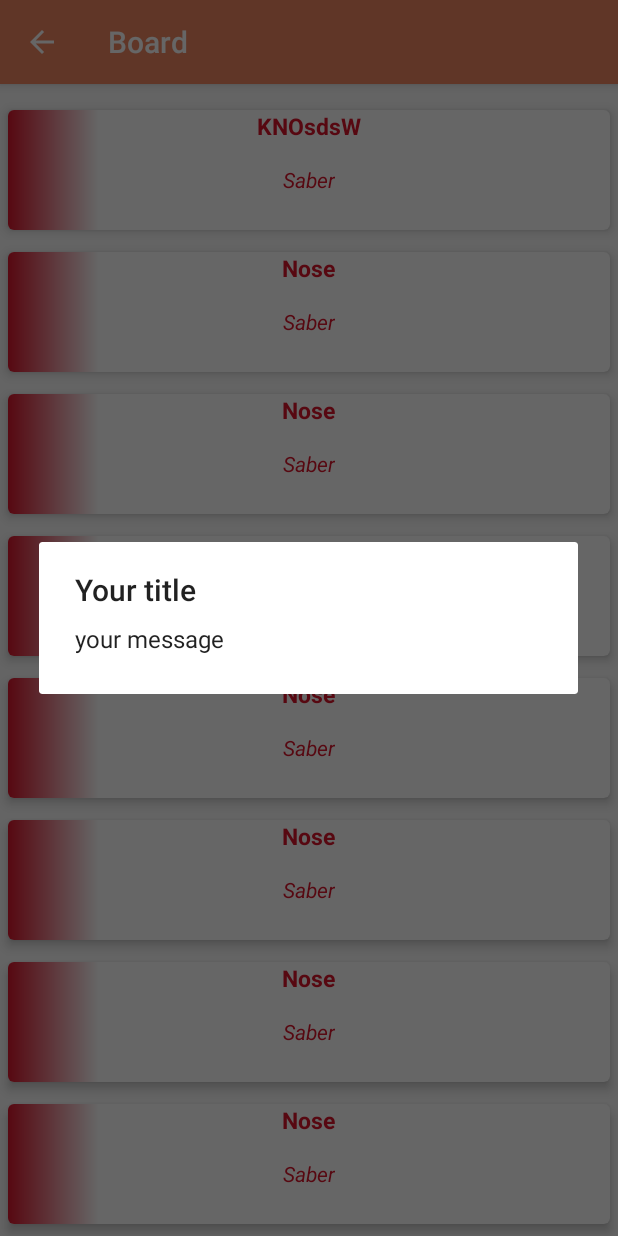
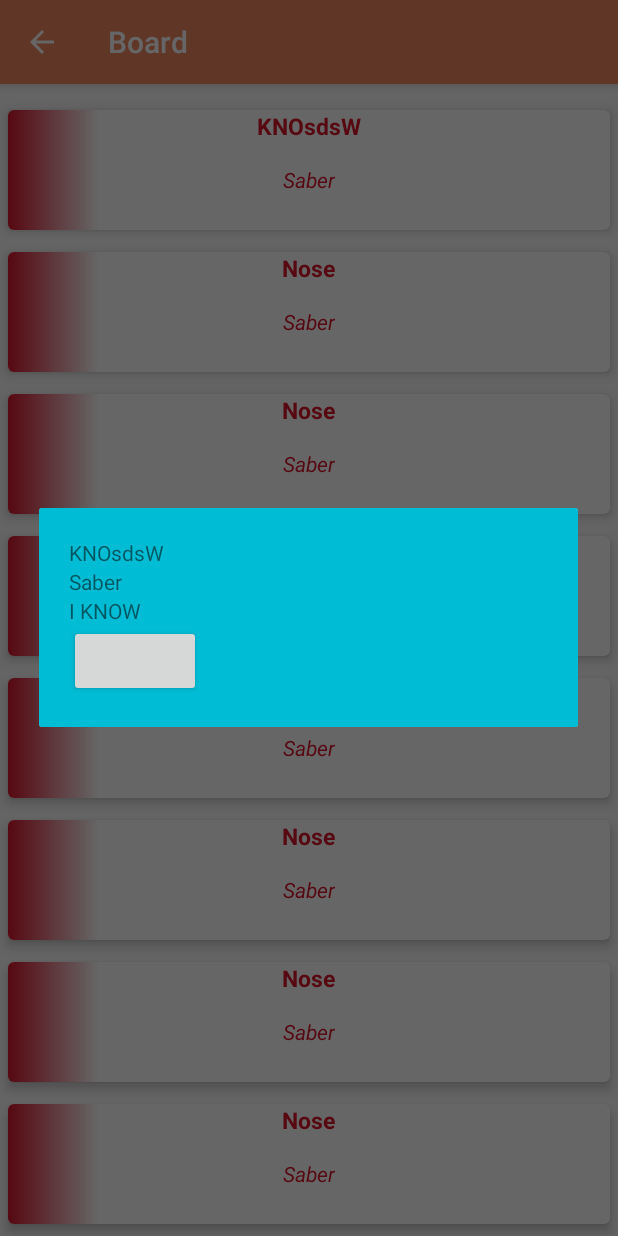
Before and after one commit to Uriel281198/appvocabulary, an Android app: the BoardActivity screen opened directly, with no data from a screen before it, after a tap on "KNOsdsW", on a phone screen of 412 x 824 dp. Run offline under Robolectric (Android 15) with nearby library versions, the phone set to English and light mode, and no system bars; pictures from the network do not load.

Commit message:
Clean Code

```diff
--- a/app/src/main/java/sooyer/developer/com/palabrasandwords/Adapters/BoardAdapter.java
+++ b/app/src/main/java/sooyer/developer/com/palabrasandwords/Adapters/BoardAdapter.java
@@ -1,6 +1,7 @@
 package sooyer.developer.com.palabrasandwords.Adapters;
 import android.content.Context;
 import android.content.Intent;
+import android.media.AudioAttributes;
 import android.media.AudioManager;
 import android.media.MediaPlayer;
 import android.media.SoundPool;
@@ -10,6 +11,7 @@ import android.support.v7.widget.RecyclerView;
 import android.view.LayoutInflater;
 import android.view.View;
 import android.view.ViewGroup;
+import android.widget.Button;
 import android.widget.TextView;
 import android.widget.Toast;
 
@@ -24,7 +26,7 @@ import sooyer.developer.com.palabrasandwords.R;
 public class BoardAdapter extends RecyclerView.Adapter<BoardAdapter.BoardViewHolder> {
     private Context nCtx;
     private List<Board> BoardList;
-    SoundPool soundPool;
+    SoundPool sp;
     int audio [ ] = {R.raw.sound,R.raw.sound_short};
     int sonido;
     ItemClickListener itemClickListener;
@@ -33,9 +35,7 @@ public class BoardAdapter extends RecyclerView.Adapter<BoardAdapter.BoardViewHol
     public BoardAdapter(Context nCtx, List<Board> boardList) {
         this.nCtx = nCtx;
         this.BoardList = boardList;
-        soundPool = new SoundPool.Builder()
-                .setMaxStreams(10)
-                .build();
+
 
     }
 
@@ -51,16 +51,43 @@ public class BoardAdapter extends RecyclerView.Adapter<BoardAdapter.BoardViewHol
         final Board board = BoardList.get(position);
         holder.name.setText(board.getPalabra());
         holder.traduccion.setText(board.getTraduccion());
+        final LayoutInflater inflater = LayoutInflater.from(nCtx);
         holder.setItemClickListener(new ItemClickListener() {
             @Override
             public void onClick(View view, int position) {
-                AlertDialog.Builder alertdialog = new AlertDialog.Builder(nCtx);
-                alertdialog.setTitle("Your title");
-                alertdialog.setMessage("your message ");
+                AlertDialog.Builder mbuilder = new AlertDialog.Builder(nCtx);
+                View vista = inflater.inflate(R.layout.dialog_board,null);
+                mbuilder.setView(vista);
+                final AlertDialog dialog = mbuilder.create();
+                dialog.show();
+                TextView txtp =  vista.findViewById(R.id.txtpalabra_board);
+                TextView txtt =  vista.findViewById(R.id.txttraduccion_board);
+                TextView txte =  vista.findViewById(R.id.txtejemplo_board);
+                Button btn = vista.findViewById(R.id.btn_sound);
+                txtp.setText(board.getPalabra());
+                txtt.setText(board.getTraduccion());
+                txte.setText(board.getEjemplo());
+
+                AudioAttributes audioAttributes = new AudioAttributes.Builder()
+                        .setUsage(AudioAttributes.USAGE_ASSISTANCE_SONIFICATION)
+                        .setContentType(AudioAttributes.CONTENT_TYPE_SONIFICATION)
+                        .build();
+
+                sp = new SoundPool.Builder()
+                        .setMaxStreams(10)
+                        .build();
+
+                sonido = sp.load(nCtx,board.getAudio(),1);
+
+                btn.setOnClickListener(new View.OnClickListener() {
+                    @Override
+                    public void onClick(View v) {
+                        Toast.makeText(nCtx, "gig", Toast.LENGTH_SHORT).show();
+                        sp.play(sonido,1,1,1,1,1);
+                    }
+                });
 
 
-                AlertDialog dialog = alertdialog.create();
-                dialog.show();
 /*
                 Intent go_detail = new Intent(nCtx, DetailBoardActivity.class);
                 go_detail.putExtra("wo",board.getPalabra());
@@ -75,7 +102,7 @@ public class BoardAdapter extends RecyclerView.Adapter<BoardAdapter.BoardViewHol
     }
     public int  musica(){
         int audio [ ] = {R.raw.sound,R.raw.sound_short};
-        int sonido = soundPool.load(nCtx,audio[0],1);
+
         return  sonido;
     }
     //Toast.makeText(nCtx, "clicked"+position, Toast.LENGTH_SHORT).show();
--- /dev/null
+++ b/app/src/main/res/layout/dialog_board.xml
@@ -0,0 +1,35 @@
+<?xml version="1.0" encoding="utf-8"?>
+<LinearLayout xmlns:android="http://schemas.android.com/apk/res/android"
+    android:orientation="vertical" android:layout_width="match_parent"
+    android:layout_height="match_parent"
+    android:padding="20dp"
+
+    android:background="@color/colorAzul"
+    >
+
+    <TextView
+        android:hint="Palabra"
+        android:id="@+id/txtpalabra_board"
+        android:layout_width="match_parent"
+        android:layout_height="wrap_content" />
+
+    <TextView
+        android:hint="Traduccion ejemplo_board"
+        android:id="@+id/txttraduccion_board"
+        android:layout_width="match_parent"
+        android:layout_height="wrap_content" />
+
+
+    <TextView
+        android:hint="Ejemplo"
+        android:id="@+id/txtejemplo_board"
+        android:layout_width="match_parent"
+        android:layout_height="wrap_content" />
+
+    <Button
+        android:id="@+id/btn_sound"
+        android:layout_width="wrap_content"
+        android:layout_height="wrap_content" />
+
+
+</LinearLayout>
```
Also changed, not shown: app/src/main/java/sooyer/developer/com/palabrasandwords/Activities/HomeActivity.java (+14 -9 lines), app/src/main/java/sooyer/developer/com/palabrasandwords/Activities/MainActivity.java (+0 -104 lines), app/src/main/java/sooyer/developer/com/palabrasandwords/Activities/Word_Activity.java (+25 -19 lines), app/src/main/java/sooyer/developer/com/palabrasandwords/Common/Common.java (added, +10 -0 lines).
